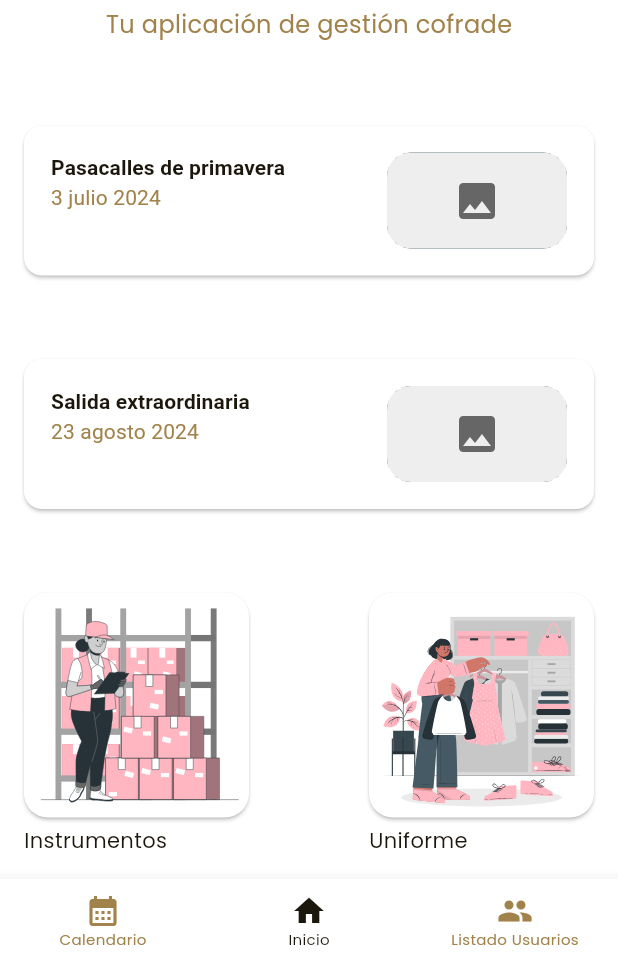
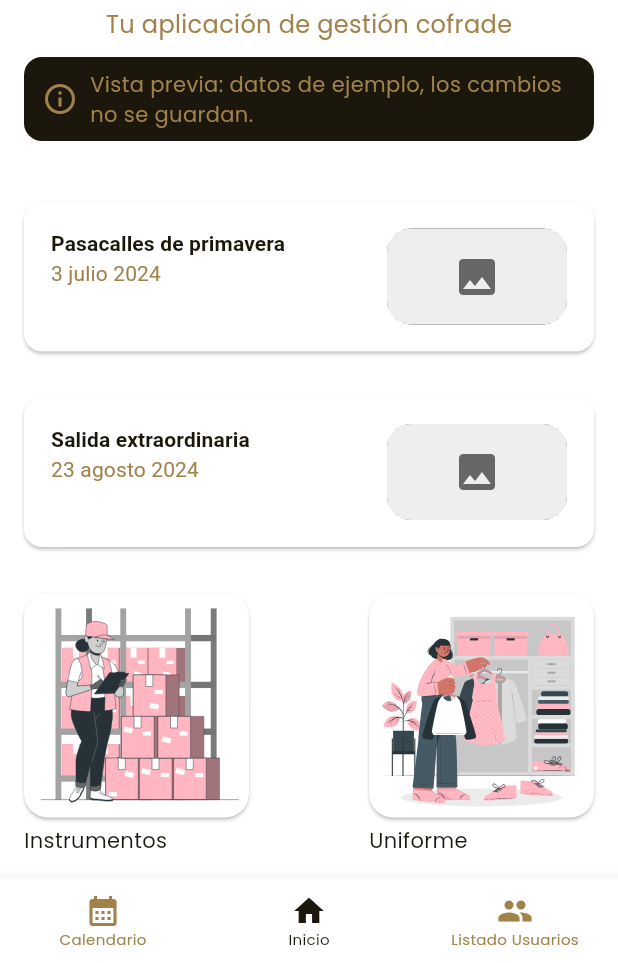
Before and after one commit to ManuelJesusPascual/F-GestBanda, a Flutter app: the HomePage screen opened directly, on a phone screen of 412 x 824 dp, the part 273-1236 px from its top. Run offline on Flutter 3.47's test engine with Material 3 defaults, Android fonts, the phone set to English and light mode, and no system bars; our stand-ins replace cached_network_image, flutter_cache_manager, flutter_riverpod, flutter_svg, go_router, google_fonts and 4 more; missing offline and left inert: properties; accounts and stored records are empty; generated files the repository leaves out were written again; network calls fail.

Commit message:
feat: flag sample-data screens as preview and disable stub actions
Events, calendar, costumes and instruments still use hardcoded sample
data with no API behind them. Show a preview banner on those screens and
disable the buttons that had empty handlers, so nothing looks like it
saved when it did not.

Co-Authored-By: Claude Opus 5.5 <noreply@anthropic.com>

```diff
--- a/lib/presentation/screen/appPages/calendarPage/new_calendar_page.dart
+++ b/lib/presentation/screen/appPages/calendarPage/new_calendar_page.dart
@@ -57,6 +57,7 @@ class _NewCalendarPageState extends ConsumerState<NewCalendarPage> {
           padding: const EdgeInsets.all(16.0),
           child: Column(
             children: [
+              const PreviewBanner(),
               const Header(),
               Expanded(
                 child: Stack(
--- a/lib/presentation/screen/appPages/costumesPages/costumes_create_modify_page.dart
+++ b/lib/presentation/screen/appPages/costumesPages/costumes_create_modify_page.dart
@@ -33,6 +33,7 @@ class _CostumeCreateModifyPageState
         padding: const EdgeInsets.all(16.0),
         child: Column(
           children: [
+            const PreviewBanner(),
             Text(
               widget.costume.img.isNotEmpty
                   ? "Modificar parte del traje"
--- a/lib/presentation/screen/appPages/costumesPages/costumes_list_page.dart
+++ b/lib/presentation/screen/appPages/costumesPages/costumes_list_page.dart
@@ -1,5 +1,6 @@
 import 'package:flutter/material.dart';
 import 'package:flutter_riverpod/flutter_riverpod.dart';
+import '../../../../widgets/widgets.dart';
 
 import '../../../../config/config.dart';
 import '../../../../domain/models/costume.dart';
@@ -65,6 +66,7 @@ class NewCustomePage extends ConsumerWidget {
           padding: const EdgeInsets.all(16.0),
           child: Column(
             children: [
+              const PreviewBanner(),
               Text(
                 "Listado de ropas",
                 style: Theme.of(context).textTheme.titleLarge,
--- a/lib/presentation/screen/appPages/eventPages/eventCreateModify/event_create_modify_page.dart
+++ b/lib/presentation/screen/appPages/eventPages/eventCreateModify/event_create_modify_page.dart
@@ -110,6 +110,7 @@ class EventCreateModifyState extends ConsumerState<EventCreateModify> {
             child: Column(
               crossAxisAlignment: CrossAxisAlignment.center,
               children: [
+                const PreviewBanner(),
                 Text(
                   edit! ? "Modificar Evento" : "Crear Evento",
                   style: Theme.of(context).textTheme.titleLarge,
--- a/lib/presentation/screen/appPages/eventPages/eventDetailsPage/event_detail_page.dart
+++ b/lib/presentation/screen/appPages/eventPages/eventDetailsPage/event_detail_page.dart
@@ -32,6 +32,7 @@ class _EventDetailPageState extends ConsumerState<EventDetailPage> {
         child: Column(
           crossAxisAlignment: CrossAxisAlignment.start,
           children: [
+            const PreviewBanner(),
             CarouselSlider(
               options: CarouselOptions(
                 autoPlay: true,
--- a/lib/presentation/screen/appPages/homePage/home_page.dart
+++ b/lib/presentation/screen/appPages/homePage/home_page.dart
@@ -42,6 +42,8 @@ class HomePage extends ConsumerWidget {
                 style: TextStyle(
                     fontSize: 16, color: Theme.of(context).colorScheme.primary),
               ),
+              const SizedBox(height: 10),
+              const PreviewBanner(),
               Expanded(
                 child: Column(
                   mainAxisAlignment: MainAxisAlignment.spaceEvenly,
--- a/lib/presentation/screen/appPages/instrumentsPages/instrument_create_modify_page.dart
+++ b/lib/presentation/screen/appPages/instrumentsPages/instrument_create_modify_page.dart
@@ -3,6 +3,7 @@ import 'package:flutter/services.dart';
 import 'package:flutter_riverpod/flutter_riverpod.dart';
 import 'package:gestbanda/domain/newmodels/userModels/user_dto.dart';
 import 'package:gestbanda/widgets/user_tile.dart';
+import '../../../../widgets/widgets.dart';
 
 import '../../../../config/config.dart';
 import '../../../../domain/models/instrument.dart';
@@ -33,6 +34,7 @@ class _InstrumentCreateModifyPageState
         padding: const EdgeInsets.all(16.0),
         child: Column(
           children: [
+            const PreviewBanner(),
             Text(
               widget.instrument.img.isNotEmpty
                   ? "Modificar Instrumento"
--- a/lib/presentation/screen/appPages/instrumentsPages/instrument_page.dart
+++ b/lib/presentation/screen/appPages/instrumentsPages/instrument_page.dart
@@ -1,6 +1,7 @@
 import 'package:flutter/material.dart';
 import 'package:flutter_riverpod/flutter_riverpod.dart';
 import 'package:gestbanda/widgets/instrument_tile.dart';
+import '../../../../widgets/widgets.dart';
 
 import '../../../../config/config.dart';
 import '../../../../domain/models/instrument.dart';
@@ -65,6 +66,7 @@ class InstrumentPage extends ConsumerWidget {
           padding: const EdgeInsets.all(16.0),
           child: Column(
             children: [
+              const PreviewBanner(),
               Text(
                 "Listado de instrumentos",
                 style: Theme.of(context).textTheme.titleLarge,
--- a/lib/presentation/screen/appPages/settingsPage/band_settings_page.dart
+++ b/lib/presentation/screen/appPages/settingsPage/band_settings_page.dart
@@ -46,7 +46,7 @@ class BandSettingsPage extends ConsumerWidget {
               height: 5,
             ),
             IconButton(
-              onPressed: () {},
+              onPressed: null, // not implemented yet
               icon: CircleAvatar(
                 foregroundColor: Theme.of(context).colorScheme.onPrimary,
                 backgroundColor: Theme.of(context).colorScheme.primary,
@@ -140,7 +140,7 @@ class BandSettingsPage extends ConsumerWidget {
                 ],
               ),
               trailing: const Icon(Icons.arrow_forward_ios_outlined),
-              onTap: () {},
+              onTap: null, // not implemented yet
             ),
             const Divider(
               indent: 16,
--- a/lib/presentation/screen/appPages/settingsPage/user_settings_page.dart
+++ b/lib/presentation/screen/appPages/settingsPage/user_settings_page.dart
@@ -37,7 +37,7 @@ class UserSettingsPage extends ConsumerWidget {
               height: 5,
             ),
             IconButton(
-              onPressed: () {},
+              onPressed: null, // not implemented yet
               icon: CircleAvatar(
                 foregroundColor: Theme.of(context).colorScheme.onPrimary,
                 backgroundColor: Theme.of(context).colorScheme.primary,
--- a/lib/presentation/screen/appPages/userDetailPage/user_costume_create_page.dart
+++ b/lib/presentation/screen/appPages/userDetailPage/user_costume_create_page.dart
@@ -1,4 +1,5 @@
 import 'package:flutter/material.dart';
+import '../../../../widgets/widgets.dart';
 
 import '../../../../domain/models/instrument.dart';
 import '../../../../widgets/custom_button.dart';
@@ -20,6 +21,7 @@ class _UserCostumeCreatePageState extends State<UserCostumeCreatePage> {
         padding: const EdgeInsets.all(16.0),
         child: Column(
           children: [
+            const PreviewBanner(),
             Text(
               "Añadir Parte del traje",
               style: Theme.of(context).textTheme.titleLarge,
@@ -83,7 +85,7 @@ class _UserCostumeCreatePageState extends State<UserCostumeCreatePage> {
             ),
             CustomButton(
               color: "primary",
-              onPressed: () {},
+              onPressed: null, // not implemented yet
               br: BorderRadius.circular(16),
               text: "Añadir",
             )
--- a/lib/presentation/screen/appPages/userDetailPage/user_instrument_create_page.dart
+++ b/lib/presentation/screen/appPages/userDetailPage/user_instrument_create_page.dart
@@ -1,4 +1,5 @@
 import 'package:flutter/material.dart';
+import '../../../../widgets/widgets.dart';
 
 import '../../../../widgets/custom_button.dart';
 
@@ -22,6 +23,7 @@ class _UserInstrumentCreatePageState extends State<UserInstrumentCreatePage> {
         padding: const EdgeInsets.all(16.0),
         child: Column(
           children: [
+            const PreviewBanner(),
             Text(
               "Añadir Instrumento",
               style: Theme.of(context).textTheme.titleLarge,
@@ -92,7 +94,7 @@ class _UserInstrumentCreatePageState extends State<UserInstrumentCreatePage> {
             ),
             CustomButton(
               color: "primary",
-              onPressed: () {},
+              onPressed: null, // not implemented yet
               br: BorderRadius.circular(16),
               text: "Añadir",
             )
--- /dev/null
+++ b/lib/widgets/preview_banner.dart
@@ -0,0 +1,33 @@
+import 'package:flutter/material.dart';
+
+/// Marks a screen whose data is hardcoded sample data that is not yet
+/// backed by the API (events, costumes and instruments).
+class PreviewBanner extends StatelessWidget {
+  const PreviewBanner({super.key});
+
+  @override
+  Widget build(BuildContext context) {
+    final colors = Theme.of(context).colorScheme;
+    return Container(
+      width: double.infinity,
+      margin: const EdgeInsets.only(bottom: 10),
+      padding: const EdgeInsets.symmetric(horizontal: 12, vertical: 8),
+      decoration: BoxDecoration(
+        color: colors.tertiaryContainer,
+        borderRadius: BorderRadius.circular(12),
+      ),
+      child: Row(
+        children: [
+          Icon(Icons.info_outline, color: colors.onTertiaryContainer),
+          const SizedBox(width: 8),
+          Expanded(
+            child: Text(
+              "Vista previa: datos de ejemplo, los cambios no se guardan.",
+              style: TextStyle(color: colors.onTertiaryContainer),
+            ),
+          ),
+        ],
+      ),
+    );
+  }
+}
--- a/lib/widgets/widgets.dart
+++ b/lib/widgets/widgets.dart
@@ -14,3 +14,4 @@ export 'main_header.dart';
 export './time_modal.dart';
 export './user_tile.dart';
 export './voice_tile.dart';
+export './preview_banner.dart';
```
